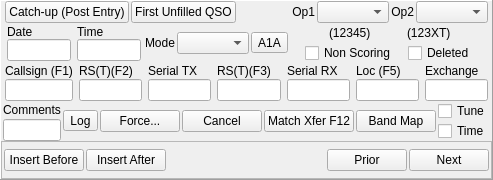
Before: the Qt Designer form mqt/MqtLogger/qsologframe.ui in zsteva/backup-minos2, drawn with Qt 5.
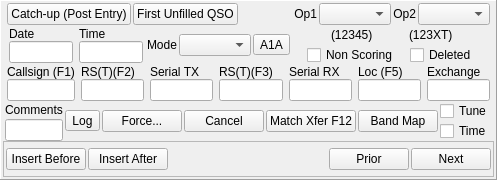
After: the same form once the commit is applied.

What changed in the file:
```diff
--- a/mqt/MqtLogger/qsologframe.ui
+++ b/mqt/MqtLogger/qsologframe.ui
@@ -27,16 +27,16 @@
     <number>0</number>
    </property>
    <property name="leftMargin">
-    <number>0</number>
+    <number>2</number>
    </property>
    <property name="topMargin">
-    <number>0</number>
+    <number>2</number>
    </property>
    <property name="rightMargin">
-    <number>0</number>
+    <number>2</number>
    </property>
    <property name="bottomMargin">
-    <number>0</number>
+    <number>2</number>
    </property>
    <item>
     <layout class="QHBoxLayout" name="horizontalLayout_6">
```
